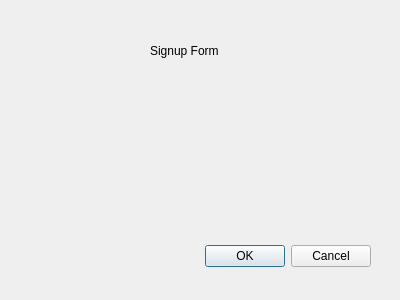
First picture: the form in sharefileclient/signupdialog.ui, repository taragu/sharefile, before the edit.
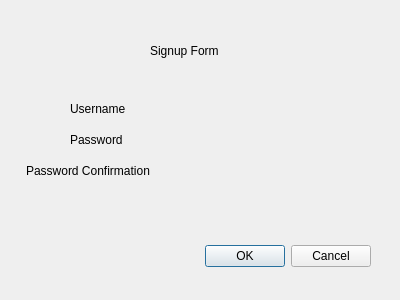
Second picture: the form after the edit.

Diff of the .ui file:
```diff
--- a/sharefileclient/signupdialog.ui
+++ b/sharefileclient/signupdialog.ui
@@ -42,6 +42,45 @@
     <string>Signup Form</string>
    </property>
   </widget>
+  <widget class="QLabel" name="label_2">
+   <property name="geometry">
+    <rect>
+     <x>70</x>
+     <y>100</y>
+     <width>81</width>
+     <height>17</height>
+    </rect>
+   </property>
+   <property name="text">
+    <string>Username</string>
+   </property>
+  </widget>
+  <widget class="QLabel" name="label_3">
+   <property name="geometry">
+    <rect>
+     <x>70</x>
+     <y>130</y>
+     <width>81</width>
+     <height>20</height>
+    </rect>
+   </property>
+   <property name="text">
+    <string>Password</string>
+   </property>
+  </widget>
+  <widget class="QLabel" name="label_4">
+   <property name="geometry">
+    <rect>
+     <x>26</x>
+     <y>160</y>
+     <width>171</width>
+     <height>21</height>
+    </rect>
+   </property>
+   <property name="text">
+    <string>Password Confirmation</string>
+   </property>
+  </widget>
  </widget>
  <resources/>
  <connections>
```
